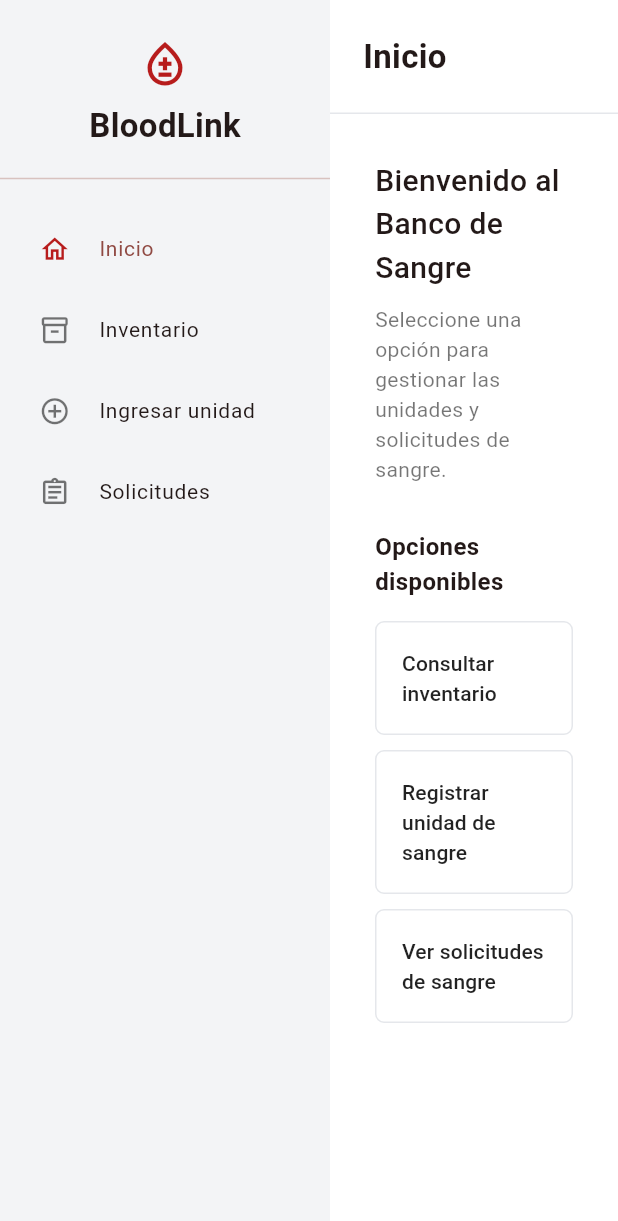
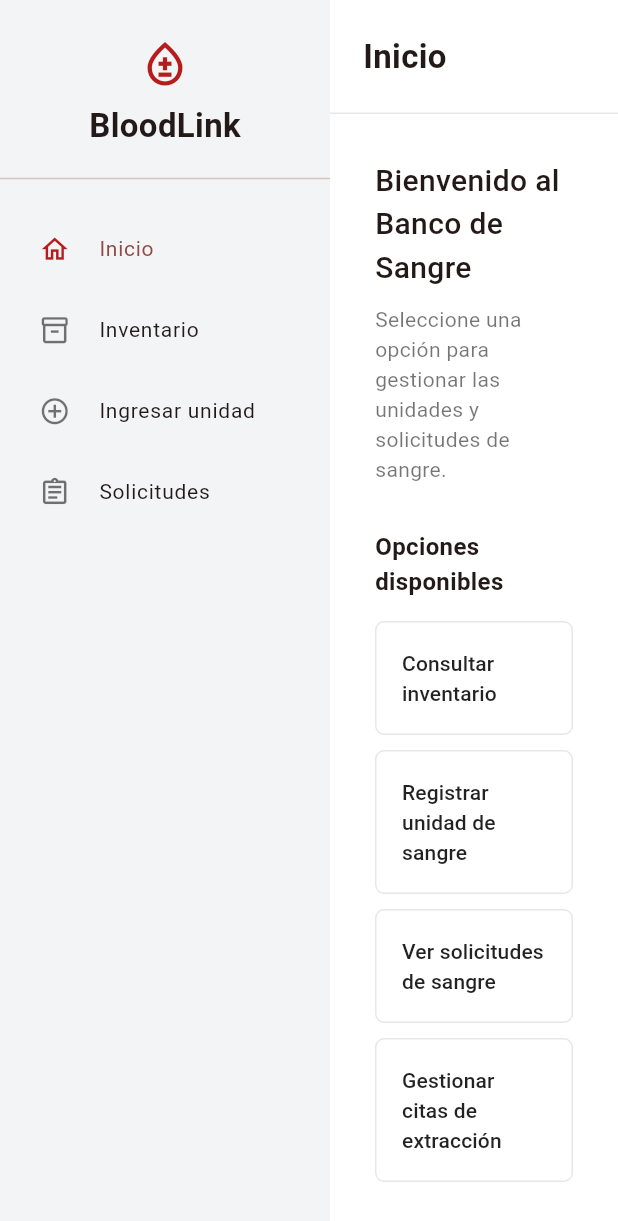
Before and after one commit to Gquilodran/BloodLink, a Flutter app: the screen it shows after launch, on a phone screen of 412 x 824 dp. Shown: the top 1221 px of the screen. Run offline on Flutter 3.47's test engine with Material 3 defaults, Android fonts, the phone set to English and light mode, and no system bars; our stand-ins replace file_picker.

Commit message:
Implementar en el front end la pantalla de citas

```diff
--- a/flutter_app/lib/screens/home_screen.dart
+++ b/flutter_app/lib/screens/home_screen.dart
@@ -1,9 +1,9 @@
-
 import 'package:flutter/material.dart';
 import '../widgets/sidebar.dart';
 import 'inventario_screen.dart';
 import 'ingresar_unidad_screen.dart';
 import 'solicitudes_screen.dart';
+import 'citas_screen.dart'; // NUEVO: pantalla de citas
 
 class HomeScreen extends StatefulWidget {
   const HomeScreen({super.key});
@@ -15,11 +15,13 @@ class HomeScreen extends StatefulWidget {
 class _HomeScreenState extends State<HomeScreen> {
   int selectedIndex = 0;
 
+  // NUEVO: se añade el título para el índice 4
   final titulos = [
     'Inicio',
     'Inventario de sangre',
     'Ingresar unidad de sangre',
     'Solicitudes de sangre',
+    'Citas de extracción', // <-- nueva opción
   ];
 
   void navegar(int index) {
@@ -36,6 +38,7 @@ class _HomeScreenState extends State<HomeScreen> {
           Sidebar(
             selectedIndex: selectedIndex,
             onSelect: navegar,
+            // NOTA: deberás añadir la opción 'Citas' dentro de Sidebar
           ),
           Expanded(
             child: Column(
@@ -87,6 +90,12 @@ class _HomeScreenState extends State<HomeScreen> {
       return const SolicitudesScreen();
     }
 
+    // NUEVO: ruta para la pantalla de citas
+    if (selectedIndex == 4) {
+      return const CitasScreen();
+    }
+
+    // Contenido por defecto (Inicio)
     return Column(
       crossAxisAlignment: CrossAxisAlignment.start,
       children: [
@@ -100,7 +109,7 @@ class _HomeScreenState extends State<HomeScreen> {
         const SizedBox(height: 10),
         const Text(
           'Seleccione una opción para gestionar '
-          'las unidades y solicitudes de sangre.',
+              'las unidades y solicitudes de sangre.',
           style: TextStyle(color: Colors.black54),
         ),
         const SizedBox(height: 30),
@@ -115,6 +124,7 @@ class _HomeScreenState extends State<HomeScreen> {
         _opcion('Consultar inventario', 1),
         _opcion('Registrar unidad de sangre', 2),
         _opcion('Ver solicitudes de sangre', 3),
+        _opcion('Gestionar citas de extracción', 4), // NUEVO acceso rápido
       ],
     );
   }
```
